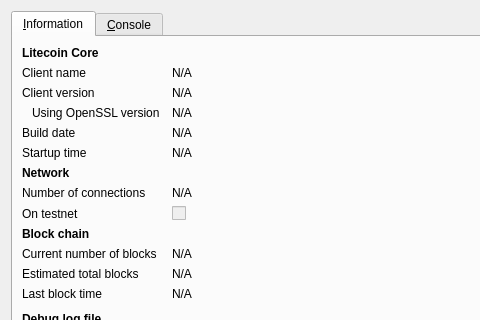
Old version of the form src/qt/forms/rpcconsole.ui in the repository ojetecoin/ojetecoin; both pictures show x 0 to 480 and y 0 to 320 of the 740 by 450 pixel window.
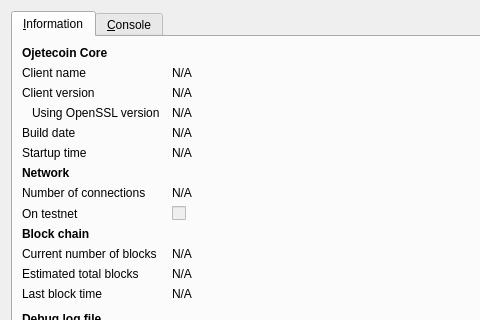
New version of the form. Icons and pictures are not drawn.

What changed in the file:
```diff
--- a/src/qt/forms/rpcconsole.ui
+++ b/src/qt/forms/rpcconsole.ui
@@ -36,7 +36,7 @@
           </font>
          </property>
          <property name="text">
-          <string>Litecoin Core</string>
+          <string>Ojetecoin Core</string>
          </property>
         </widget>
        </item>
```
Left out of the diff: 6 changed lines with no effect on the pictures.
